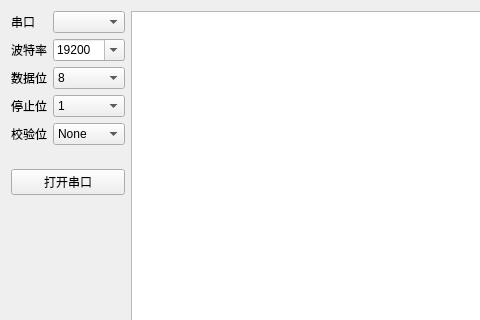
Qt form app.ui (naraka-camill/SerialApp) before a commit; both pictures show x 0 to 480 and y 0 to 320 of the 769 by 603 pixel window.
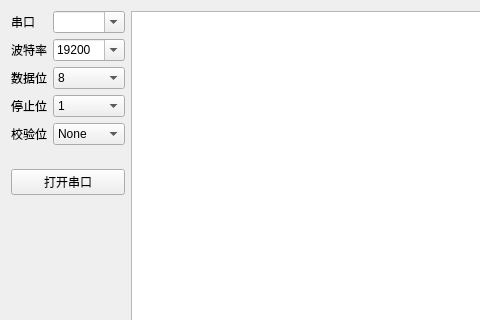
The same form after that commit.

```diff
--- a/app.ui
+++ b/app.ui
@@ -180,7 +180,7 @@
           <string notr="true"/>
          </property>
          <property name="editable">
-          <bool>false</bool>
+          <bool>true</bool>
          </property>
          <property name="sizeAdjustPolicy">
           <enum>QComboBox::AdjustToContentsOnFirstShow</enum>
```
Left out of the diff: 1 changed line with no effect on the pictures.
